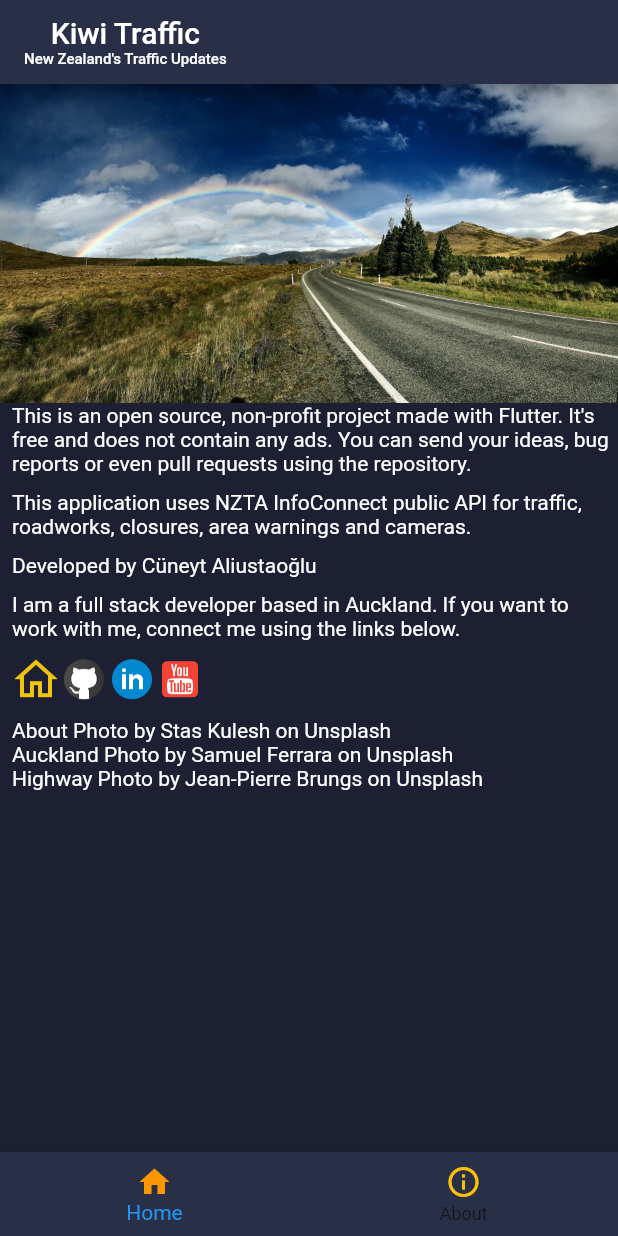
After one commit to aliustaoglu/kiwitraffic-flutter, a Flutter app: the screen it shows after launch, item 2 of the bottom bar chosen, on a phone screen of 412 x 824 dp. The commit adds this screen. Run offline on Flutter 3.47's test engine with Material 2 defaults, Android fonts, the phone set to English and light mode, and no system bars; missing offline and left inert: platform_maps_flutter.

```diff
--- a/lib/app.dart
+++ b/lib/app.dart
@@ -20,10 +20,10 @@ class _AppState extends State<App> {
   Widget build(BuildContext context) {
     return MaterialApp(
       theme: themeData,
-      home: scaffold,
+      home: HomeScaffold(),
         initialRoute: '/home',
         routes: {
-          '/home': (context) => scaffold,
+          '/home': (context) => HomeScaffold(),
           '/auckland': (context) => Auckland(),
           'auckland/camera': (context) => CameraModal(),
           '/camera': (context) => Camera(),
--- /dev/null
+++ b/lib/components/ImageButton.dart
@@ -0,0 +1,42 @@
+import 'package:flutter/material.dart';
+import 'package:url_launcher/url_launcher.dart';
+
+class ImageButton extends StatelessWidget {
+  String icon;
+  String url;
+
+  ImageButton(this.icon, this.url);
+
+  @override
+  Widget build(BuildContext context) {
+    return InkWell(
+      child: Image(
+        image: AssetImage('assets/icons/${icon}.png'),
+        height: 32,
+      ),
+      onTap: () {
+        launch(url);
+      },
+    );
+  }
+}
+
+class TextButton extends StatelessWidget {
+  String text;
+  String url;
+
+  TextButton(this.text, this.url);
+
+  @override
+  Widget build(BuildContext context) {
+    return InkWell(
+      child: Text(
+        text,
+        style: TextStyle(color: Colors.white),
+      ),
+      onTap: () {
+        launch(url);
+      },
+    );
+  }
+}
--- /dev/null
+++ b/lib/views/about.dart
@@ -0,0 +1,51 @@
+import 'package:flutter/material.dart';
+import 'package:kiwitraffic/components/ImageButton.dart';
+
+TextStyle txtStyle = TextStyle(
+  color: Colors.white
+);
+
+class About extends StatelessWidget {
+  @override
+  Widget build(BuildContext context) {
+    return SafeArea(
+      child: Column(
+        children: [
+          Image(
+            image: AssetImage('assets/images/about.jpg'),
+          ),
+          SingleChildScrollView(
+            padding: EdgeInsets.only(left: 8),
+            child: Column(
+              crossAxisAlignment: CrossAxisAlignment.stretch,
+              mainAxisSize: MainAxisSize.max,
+              children: [
+                Text("This is an open source, non-profit project made with Flutter. It's free and does not contain any ads. You can send your ideas, bug reports or even pull requests using the repository.", style: txtStyle,),
+                SizedBox(height: 10,),
+                Text("This application uses NZTA InfoConnect public API for traffic, roadworks, closures, area warnings and cameras.", style: txtStyle,),
+                SizedBox(height: 10,),
+                Text("Developed by Cüneyt Aliustaoğlu", style: txtStyle,),
+                SizedBox(height: 10,),
+                Text("I am a full stack developer based in Auckland. If you want to work with me, connect me using the links below.", style: txtStyle),
+                SizedBox(height: 10),
+                Row(
+                  children: [
+                    ImageButton('home', 'https://cuneyt.aliustaoglu.biz/en'),
+                    ImageButton('github', 'https://github.com/aliustaoglu'),
+                    ImageButton('linkedin', 'https://www.linkedin.com/in/aliustaoğlu'),
+                    ImageButton('youtube', 'https://www.youtube.com/user/hoshmack'),
+                  ],
+                ),
+                SizedBox(height: 10),
+                TextButton('About Photo by Stas Kulesh on Unsplash', 'https://unsplash.com/@kulesh'),
+                TextButton('Auckland Photo by Samuel Ferrara on Unsplash', 'https://unsplash.com/@samferrara'),
+                TextButton('Highway Photo by Jean-Pierre Brungs on Unsplash', 'https://unsplash.com/@johnnyabroad'),
+
+              ],
+            ),
+          )
+        ],
+      ),
+    );
+  }
+}
--- a/lib/views/home.dart
+++ b/lib/views/home.dart
@@ -2,13 +2,31 @@ import 'package:flutter/material.dart';
 import 'package:kiwitraffic/components/ActionButton.dart';
 import 'package:kiwitraffic/views/header.dart';
 import 'package:kiwitraffic/views/navBar.dart';
+import 'package:kiwitraffic/views/about.dart';
 
-Scaffold scaffold = Scaffold(
-  body: HomeBody(),
-  backgroundColor: Color.fromARGB(255, 29, 32, 50),
-  appBar: appBar,
-  bottomNavigationBar: navBar,
-);
+class HomeScaffold extends StatefulWidget {
+  @override
+  _HomeScaffoldState createState() => _HomeScaffoldState();
+}
+
+class _HomeScaffoldState extends State<HomeScaffold> {
+  int currentTab = 0;
+
+  @override
+  Widget build(BuildContext context) {
+    return Scaffold(
+      body: currentTab == 0 ? HomeBody() : About(),
+      backgroundColor: Color.fromARGB(255, 29, 32, 50),
+      appBar: appBar,
+      bottomNavigationBar: navBar((selectedTab){
+        setState(() {
+          currentTab = selectedTab;
+        });
+      }),
+    );
+  }
+}
+
 
 class HomeBody extends StatelessWidget {
   @override
--- a/lib/views/navBar.dart
+++ b/lib/views/navBar.dart
@@ -4,8 +4,13 @@ var _textStyle = TextStyle(
   color: Colors.amber
 );
 
-Widget navBar = BottomNavigationBar(
+Widget navBar(Function callback){
+  return BottomNavigationBar(
     backgroundColor: Color.fromARGB(255, 41, 47, 71),
+    onTap: (int selectedIndex){
+      callback(selectedIndex);
+    }
+    ,
     currentIndex: 0,
     items: [
       BottomNavigationBarItem(
@@ -28,3 +33,4 @@ Widget navBar = BottomNavigationBar(
       )
     ],
   );
+}
--- a/pubspec.yaml
+++ b/pubspec.yaml
@@ -16,6 +16,7 @@ dependencies:
   platform_maps_flutter: ^0.1.8
   http: ^0.12.2
   xml: ^4.2.0
+  url_launcher: 5.5.0
 
 dev_dependencies:
   flutter_test:
```
Also changed, not shown: assets/icons/github.png (added), assets/icons/home.png (added), assets/icons/linkedin.png (added), assets/icons/youtube.png (added), pubspec.lock, 45 other files. Lines whose indentation alone changed are shown as unchanged.
